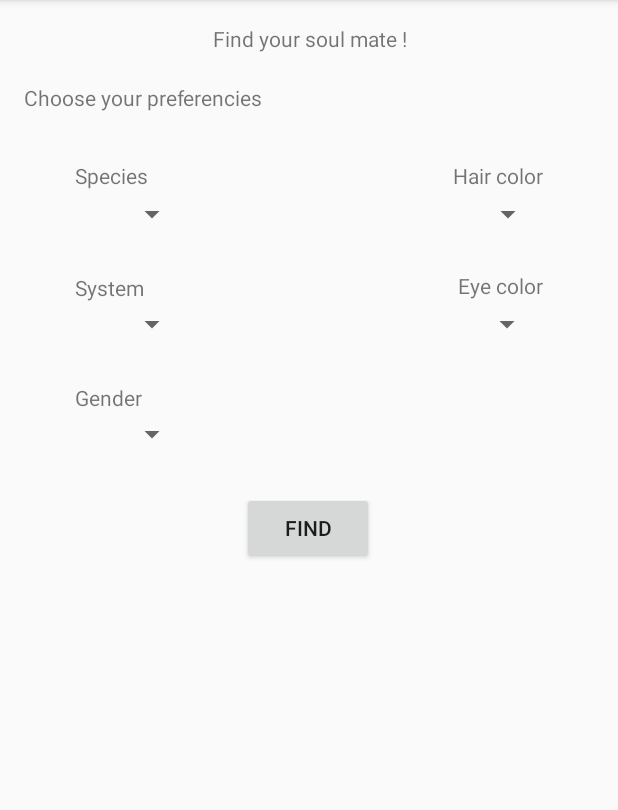
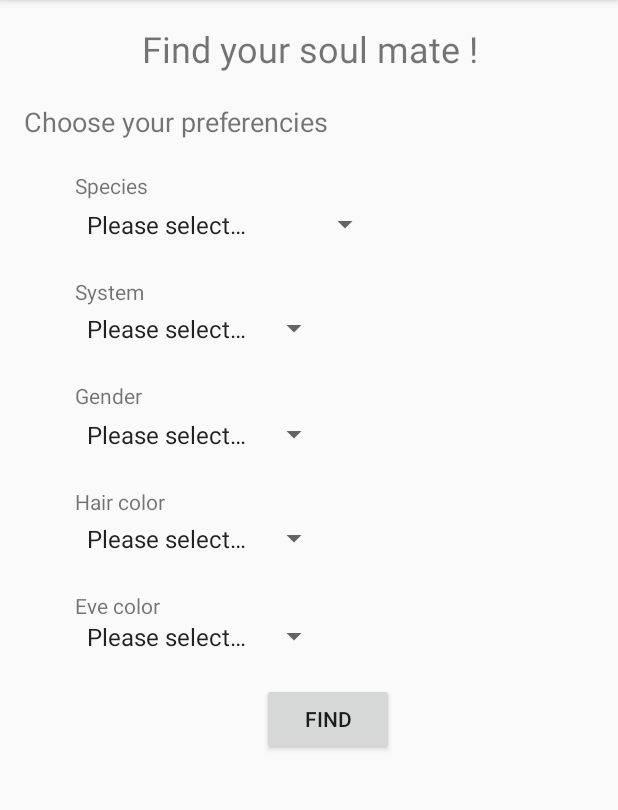
Before and after one commit to Boulzevard/StarLove, an Android app: the Search screen opened directly, with no data from a screen before it, on a phone screen of 412 x 824 dp, the part 84-894 px from its top. Run offline under Robolectric (Android 15) with nearby library versions, the phone set to English and light mode, and no system bars.

Commit message:
ajout données spinner

```diff
--- a/app/src/main/res/layout/activity_search.xml
+++ b/app/src/main/res/layout/activity_search.xml
@@ -16,6 +16,7 @@
         android:layout_marginStart="8dp"
         android:layout_marginTop="16dp"
         android:text="Find your soul mate !"
+        android:textSize="24sp"
         app:layout_constraintEnd_toEndOf="parent"
         app:layout_constraintHorizontal_bias="0.502"
         app:layout_constraintStart_toStartOf="parent"
@@ -27,19 +28,21 @@
         android:layout_height="wrap_content"
         android:layout_marginLeft="50dp"
         android:layout_marginStart="50dp"
-        android:layout_marginTop="72dp"
+        android:layout_marginTop="65dp"
         android:text="Species"
+        android:textSize="14sp"
         app:layout_constraintStart_toStartOf="parent"
         app:layout_constraintTop_toBottomOf="@+id/tv_tittle_search" />
 
     <Spinner
         android:id="@+id/sp_species"
-        android:layout_width="75dp"
+        android:layout_width="wrap_content"
         android:layout_height="30dp"
         android:layout_marginLeft="50dp"
         android:layout_marginStart="50dp"
         android:layout_marginTop="1dp"
         android:entries="@array/species"
+        android:prompt="@string/spinners"
         app:layout_constraintStart_toStartOf="parent"
         app:layout_constraintTop_toBottomOf="@+id/tv_species" />
 
@@ -49,14 +52,14 @@
         android:layout_height="wrap_content"
         android:layout_marginLeft="50dp"
         android:layout_marginStart="50dp"
-        android:layout_marginTop="24dp"
+        android:layout_marginTop="20dp"
         android:text="System"
         app:layout_constraintStart_toStartOf="parent"
         app:layout_constraintTop_toBottomOf="@+id/sp_species" />
 
     <Spinner
         android:id="@+id/sp_system"
-        android:layout_width="75dp"
+        android:layout_width="wrap_content"
         android:layout_height="30dp"
         android:layout_marginLeft="50dp"
         android:layout_marginStart="50dp"
@@ -66,10 +69,11 @@
 
     <Spinner
         android:id="@+id/sp_gender"
-        android:layout_width="75dp"
+        android:layout_width="wrap_content"
         android:layout_height="30dp"
         android:layout_marginLeft="50dp"
         android:layout_marginStart="50dp"
+        android:layout_marginTop="1dp"
         android:entries="@array/gender"
         app:layout_constraintStart_toStartOf="parent"
         app:layout_constraintTop_toBottomOf="@+id/tv_gender" />
@@ -80,7 +84,7 @@
         android:layout_height="wrap_content"
         android:layout_marginLeft="50dp"
         android:layout_marginStart="50dp"
-        android:layout_marginTop="24dp"
+        android:layout_marginTop="20dp"
         android:text="Gender"
         app:layout_constraintStart_toStartOf="parent"
         app:layout_constraintTop_toBottomOf="@+id/sp_system" />
@@ -89,42 +93,42 @@
         android:id="@+id/tv_hair"
         android:layout_width="wrap_content"
         android:layout_height="wrap_content"
-        android:layout_marginEnd="50dp"
-        android:layout_marginRight="50dp"
-        android:layout_marginTop="72dp"
+        android:layout_marginLeft="50dp"
+        android:layout_marginStart="50dp"
+        android:layout_marginTop="20dp"
         android:text="Hair color"
-        app:layout_constraintEnd_toEndOf="parent"
-        app:layout_constraintTop_toBottomOf="@+id/tv_tittle_search" />
+        app:layout_constraintStart_toStartOf="parent"
+        app:layout_constraintTop_toBottomOf="@+id/sp_gender" />
 
     <Spinner
-        android:id="@+id/sp_eye"
-        android:layout_width="75dp"
+        android:id="@+id/sp_hair"
+        android:layout_width="wrap_content"
         android:layout_height="30dp"
-        android:layout_marginEnd="49dp"
-        android:layout_marginRight="49dp"
-        android:layout_marginTop="1dp"
-        app:layout_constraintEnd_toEndOf="parent"
+        android:layout_marginLeft="50dp"
+        android:layout_marginStart="50dp"
+        android:entries="@array/hair"
+        app:layout_constraintStart_toStartOf="parent"
         app:layout_constraintTop_toBottomOf="@+id/tv_hair" />
 
     <TextView
         android:id="@+id/tv_eye"
         android:layout_width="wrap_content"
-        android:layout_height="wrap_content"
-        android:layout_marginEnd="50dp"
-        android:layout_marginRight="50dp"
-        android:layout_marginTop="145dp"
+        android:layout_height="15dp"
+        android:layout_marginLeft="50dp"
+        android:layout_marginStart="50dp"
+        android:layout_marginTop="20dp"
         android:text="Eye color"
-        app:layout_constraintEnd_toEndOf="parent"
-        app:layout_constraintTop_toBottomOf="@+id/tv_tittle_search" />
+        app:layout_constraintStart_toStartOf="parent"
+        app:layout_constraintTop_toBottomOf="@+id/sp_hair" />
 
     <Spinner
         android:id="@+id/sp_eye"
-        android:layout_width="75dp"
+        android:layout_width="wrap_content"
         android:layout_height="30dp"
-        android:layout_marginEnd="50dp"
-        android:layout_marginRight="50dp"
-        android:layout_marginTop="1dp"
-        app:layout_constraintEnd_toEndOf="parent"
+        android:layout_marginLeft="50dp"
+        android:layout_marginStart="50dp"
+        android:entries="@array/eye"
+        app:layout_constraintStart_toStartOf="parent"
         app:layout_constraintTop_toBottomOf="@+id/tv_eye" />
 
     <TextView
@@ -135,6 +139,7 @@
         android:layout_marginStart="16dp"
         android:layout_marginTop="20dp"
         android:text="Choose your preferencies"
+        android:textSize="18sp"
         app:layout_constraintStart_toStartOf="parent"
         app:layout_constraintTop_toBottomOf="@+id/tv_tittle_search" />
 
@@ -146,10 +151,11 @@
         android:layout_marginLeft="147dp"
         android:layout_marginRight="149dp"
         android:layout_marginStart="147dp"
-        android:layout_marginTop="23dp"
+        android:layout_marginTop="16dp"
         android:text="Find"
         app:layout_constraintEnd_toEndOf="parent"
+        app:layout_constraintHorizontal_bias="1.0"
         app:layout_constraintStart_toStartOf="parent"
-        app:layout_constraintTop_toBottomOf="@+id/sp_gender" />
+        app:layout_constraintTop_toBottomOf="@+id/sp_eye" />
 
 </android.support.constraint.ConstraintLayout>
--- a/app/src/main/res/values/strings.xml
+++ b/app/src/main/res/values/strings.xml
@@ -1,5 +1,6 @@
 <resources>
     <string name="app_name">StarLove</string>
+    <string name="spinners">Please select</string>
 
     <string-array name="system">
         <item>Please select…</item>
@@ -36,6 +37,44 @@
     <string-array name="gender">
         <item>Please select…</item>
         <item>Female</item><item>Male</item>
+    </string-array>
+
+    <string-array name="hair">
+        <item>Please select…</item>
+        <item>blond</item>
+        <item>brown</item>
+        <item>black</item>
+        <item>gray</item>
+        <item>gold</item>
+        <item>light</item>
+    </string-array>
+
+
+    <string-array name="eye">
+        <item>Please select…</item>
+        <item>blue</item><item>red</item>
+        <item>brown</item><item>black</item>
+        <item>gold</item><item>gray</item>
+        <item>green</item><item>hazel</item>
+        <item>light</item><item>orange</item>
+        <item>pink</item><item>purple</item>
+        <item>white</item><item>yellow</item>
+
+
+
+
+
+
+
+
+
+
+
+
+
+
+
+
 
     </string-array>
 
```
